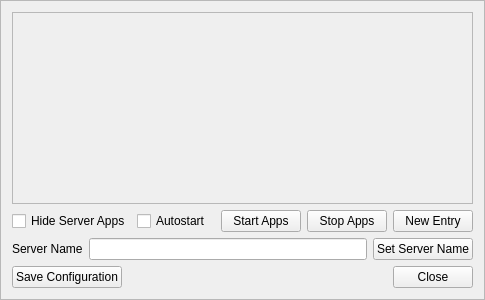
Qt form mqt/MqtBase/tconfigframe.ui (zsteva/backup-minos2) before a commit.
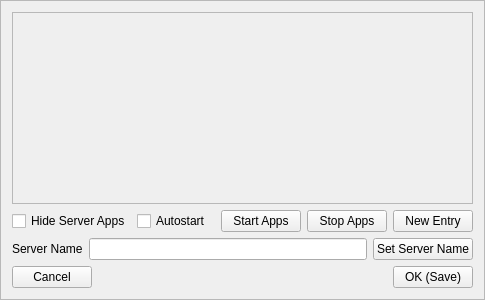
The same form after that commit.

```diff
--- a/mqt/MqtBase/tconfigframe.ui
+++ b/mqt/MqtBase/tconfigframe.ui
@@ -100,9 +100,9 @@
    <item>
     <layout class="QHBoxLayout" name="horizontalLayout">
      <item>
-      <widget class="QPushButton" name="saveButton">
+      <widget class="QPushButton" name="CancelButton">
        <property name="text">
-        <string>Save Configuration</string>
+        <string>Cancel</string>
        </property>
       </widget>
      </item>
@@ -120,9 +120,9 @@
       </spacer>
      </item>
      <item>
-      <widget class="QPushButton" name="CancelButton">
+      <widget class="QPushButton" name="OKButton">
        <property name="text">
-        <string>Close</string>
+        <string>OK (Save)</string>
        </property>
       </widget>
      </item>
```
